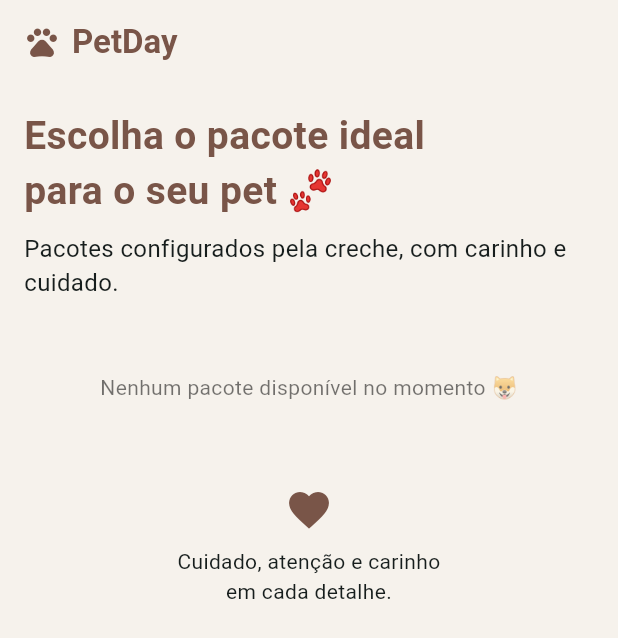
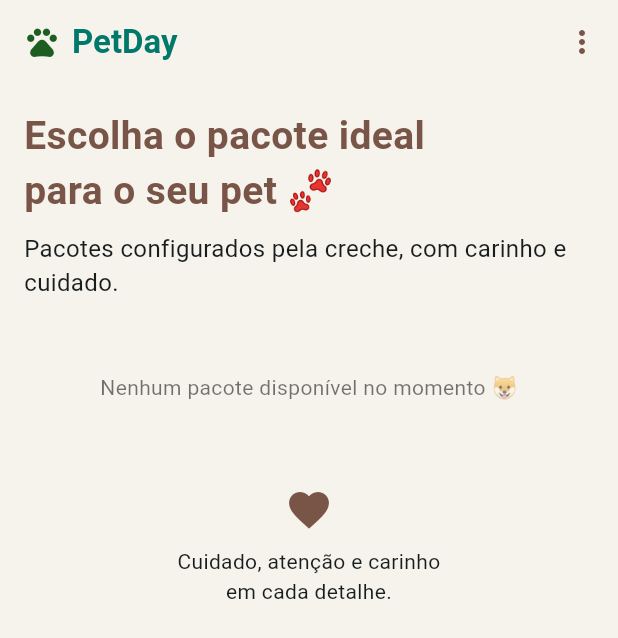
Before and after one commit to natanjoe/petday, a Flutter app: the screen it shows after launch, on a phone screen of 412 x 824 dp. Shown: the top 638 px of the screen. Run offline on Flutter 3.47's test engine with Material 3 defaults, Android fonts, the phone set to English and light mode, and no system bars; our stand-ins replace cloud_firestore, cloud_functions, firebase_auth, firebase_core; accounts and stored records are empty; generated files the repository leaves out were written again.

Commit message:
nome da creche na cor verde, menu suspenso para login em dispositivos moveis...

```diff
--- a/lib/features/tutor/landing_tutor_page.dart
+++ b/lib/features/tutor/landing_tutor_page.dart
@@ -20,12 +20,10 @@ class LandingTutorPage extends StatelessWidget {
 appBar: AppBar(
   backgroundColor: Colors.transparent,
   elevation: 0,
-
   title: StreamBuilder<DocumentSnapshot<Map<String, dynamic>>>(
     stream: crecheService.streamCreche(
       crecheId: AppContext.crecheId,
     ),
-
     builder: (context, snapshot) {
       final data = snapshot.data?.data();
       final logoUrl = data?['logo'];
@@ -33,25 +31,30 @@ class LandingTutorPage extends StatelessWidget {
 
       return Row(
         children: [
-                if (logoUrl != null && logoUrl.toString().isNotEmpty)
-                  Image.network(
+          if (logoUrl != null && logoUrl.isNotEmpty)
+            ClipRRect(
+              borderRadius: BorderRadius.circular(8),
+              child: Image.network(
                 logoUrl,
                 height: 36,
                 width: 36,
                 fit: BoxFit.cover,
-                    errorBuilder: (_, __, ___) {
-                      return const Icon(Icons.pets, color: Colors.brown);
-                    },
+              ),
             )
           else
-                  const Icon(Icons.pets, color: Colors.brown),
-
+            const Icon(
+              Icons.pets,
+              color: Color(0xFF1B5E20), // green[900]
+            ),
           const SizedBox(width: 8),
-                Text(
+          Expanded(
+            child: Text(
               nomeCreche,
+              overflow: TextOverflow.ellipsis,
               style: const TextStyle(
-                    color: Colors.brown,
+                color: Color(0xFF00796B),
                 fontWeight: FontWeight.w600,
+              ),
             ),
           ),
         ],
@@ -60,46 +63,15 @@ class LandingTutorPage extends StatelessWidget {
   ),
 
   actions: [
-  StreamBuilder<DocumentSnapshot<Map<String, dynamic>>>(
-    stream: crecheService.streamCreche(
-      crecheId: AppContext.crecheId,
-    ),
-    builder: (context, snapshot) {
-      final data = snapshot.data?.data();
-      final loginIconUrl = data?['login'];
-
-      if (loginIconUrl == null || loginIconUrl.toString().isEmpty) {
-        return const SizedBox.shrink();
-      }
-
-      return Padding(
-        padding: const EdgeInsets.only(right: 12),
-        child: InkWell(
-          borderRadius: BorderRadius.circular(40),
-          onTap: () {
-            Navigator.of(context).pushNamed('/login');
-          },
-          child: Image.network(
-            loginIconUrl,
-            height: 80,
-            width: 80,
-            fit: BoxFit.contain,
-            errorBuilder: (_, __, ___) {
-              return const Icon(
-                Icons.login,
-                color: Colors.brown,
-                size: 40,
-              );
-            },
-          ),
-        ),
-      );
+    IconButton(
+      icon: const Icon(Icons.more_vert, color: Colors.brown),
+      onPressed: () {
+        _abrirMenu(context, crecheService);
       },
     ),
   ],
+),
 
-
-      ),
 
       body: SingleChildScrollView(
         padding: const EdgeInsets.all(16),
@@ -197,6 +169,66 @@ actions: [
   }
 }
 
+/*======================================================
+    ABRE O MENU FLUTUANTE
+  =====================================================*/
+  void _abrirMenu(BuildContext context, CrecheService crecheService) {
+  showModalBottomSheet(
+    context: context,
+    shape: const RoundedRectangleBorder(
+      borderRadius: BorderRadius.vertical(top: Radius.circular(24)),
+    ),
+    builder: (_) {
+      return StreamBuilder<DocumentSnapshot<Map<String, dynamic>>>(
+        stream: crecheService.streamCreche(
+          crecheId: AppContext.crecheId,
+        ),
+        builder: (context, snapshot) {
+          final data = snapshot.data?.data();
+          final loginIconUrl = data?['login'];
+
+          return Padding(
+            padding: const EdgeInsets.all(24),
+            child: Column(
+              mainAxisSize: MainAxisSize.min,
+              children: [
+                Container(
+                  width: 40,
+                  height: 4,
+                  margin: const EdgeInsets.only(bottom: 20),
+                  decoration: BoxDecoration(
+                    color: Colors.grey[400],
+                    borderRadius: BorderRadius.circular(4),
+                  ),
+                ),
+
+                ListTile(
+                  leading: loginIconUrl != null && loginIconUrl.isNotEmpty
+                      ? Image.network(
+                          loginIconUrl,
+                          width: 28,
+                          height: 28,
+                        )
+                      : const Icon(Icons.login, color: Colors.teal),
+                  title: const Text(
+                    'Entrar na minha conta',
+                    style: TextStyle(fontWeight: FontWeight.w600),
+                  ),
+                  onTap: () {
+                    Navigator.pop(context);
+                    Navigator.of(context).pushNamed('/login');
+                  },
+                ),
+              ],
+            ),
+          );
+        },
+      );
+    },
+  );
+}
+
+
 /* ======================================================
    CARD DE PACOTE
 ====================================================== */
```
Lines whose indentation alone changed are shown as unchanged.
